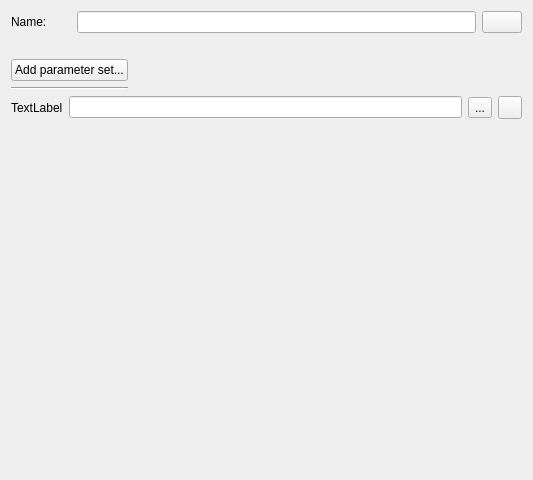
Above: SIM-VICUS/src/SVDBZoneTemplateEditWidget.ui from ghorwin/SIM-VICUS before the change. Below: the same form after it.
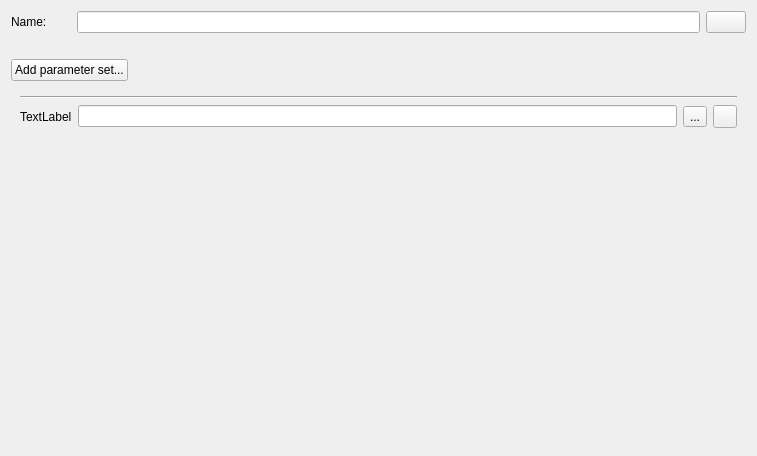
That is the form after the change. Icons and pictures are not drawn. Custom widgets are drawn as their Qt base class.

Commit message: First draft of zone template dialog done.

The edit to the form file:
```diff
--- a/SIM-VICUS/src/SVDBZoneTemplateEditWidget.ui
+++ b/SIM-VICUS/src/SVDBZoneTemplateEditWidget.ui
@@ -6,15 +6,23 @@
    <rect>
     <x>0</x>
     <y>0</y>
-    <width>533</width>
-    <height>480</height>
+    <width>757</width>
+    <height>456</height>
    </rect>
   </property>
+  <property name="minimumSize">
+   <size>
+    <width>500</width>
+    <height>0</height>
+   </size>
+  </property>
   <property name="windowTitle">
    <string>Form</string>
   </property>
-  <layout class="QGridLayout" name="gridLayout">
-   <item row="0" column="0">
+  <layout class="QVBoxLayout" name="verticalLayout">
+   <item>
+    <layout class="QHBoxLayout" name="horizontalLayout_2">
+     <item>
     <widget class="QLabel" name="labelDisplayName">
      <property name="minimumSize">
       <size>
@@ -27,10 +35,10 @@
      </property>
     </widget>
    </item>
-   <item row="0" column="1" colspan="3">
+     <item>
     <widget class="QtExt::LanguageStringEditWidget1" name="lineEditName"/>
    </item>
-   <item row="0" column="4">
+     <item>
     <widget class="QtExt::ColorButton" name="pushButtonColor">
      <property name="sizePolicy">
       <sizepolicy hsizetype="Fixed" vsizetype="Fixed">
@@ -40,7 +48,9 @@
      </property>
     </widget>
    </item>
-   <item row="1" column="1">
+    </layout>
+   </item>
+   <item>
     <spacer name="verticalSpacer_2">
      <property name="orientation">
       <enum>Qt::Vertical</enum>
@@ -56,14 +66,16 @@
      </property>
     </spacer>
    </item>
-   <item row="2" column="0" colspan="2">
+   <item>
+    <layout class="QHBoxLayout" name="horizontalLayout_3">
+     <item>
     <widget class="QPushButton" name="pushButtonAddSubTemplate">
      <property name="text">
       <string>Add parameter set...</string>
      </property>
     </widget>
    </item>
-   <item row="2" column="2" rowspan="2">
+     <item>
     <spacer name="horizontalSpacer">
      <property name="orientation">
       <enum>Qt::Horizontal</enum>
@@ -76,14 +88,19 @@
      </property>
     </spacer>
    </item>
-   <item row="3" column="0" colspan="2">
+    </layout>
+   </item>
+   <item>
+    <widget class="QWidget" name="widget" native="true">
+     <layout class="QVBoxLayout" name="verticalLayoutWidget">
+      <item>
     <widget class="Line" name="line">
      <property name="orientation">
       <enum>Qt::Horizontal</enum>
      </property>
     </widget>
    </item>
-   <item row="4" column="0" colspan="5">
+      <item>
     <layout class="QHBoxLayout" name="horizontalLayout">
      <item>
       <widget class="QLabel" name="labelSubTemplate">
@@ -116,7 +133,10 @@
      </item>
     </layout>
    </item>
-   <item row="5" column="1">
+     </layout>
+    </widget>
+   </item>
+   <item>
     <spacer name="verticalSpacer">
      <property name="orientation">
       <enum>Qt::Vertical</enum>
@@ -124,7 +144,7 @@
      <property name="sizeHint" stdset="0">
       <size>
        <width>20</width>
-       <height>151</height>
+       <height>283</height>
       </size>
      </property>
     </spacer>
```
Lines whose indentation alone changed are shown as unchanged. The commit also changes 4 other files.
